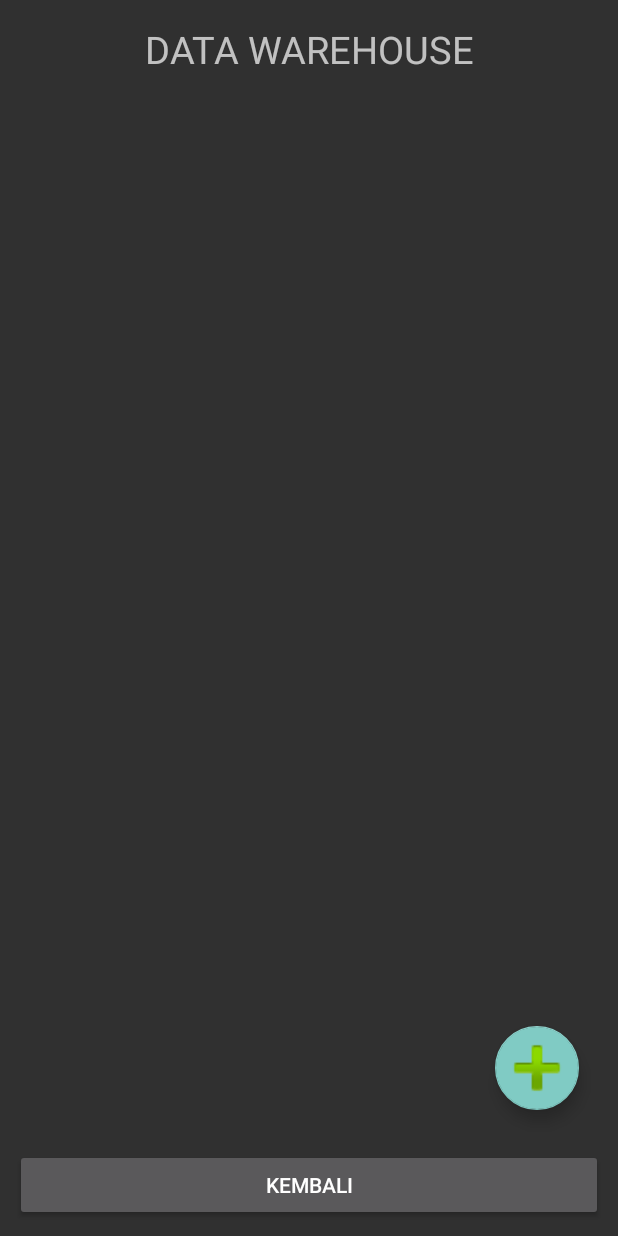
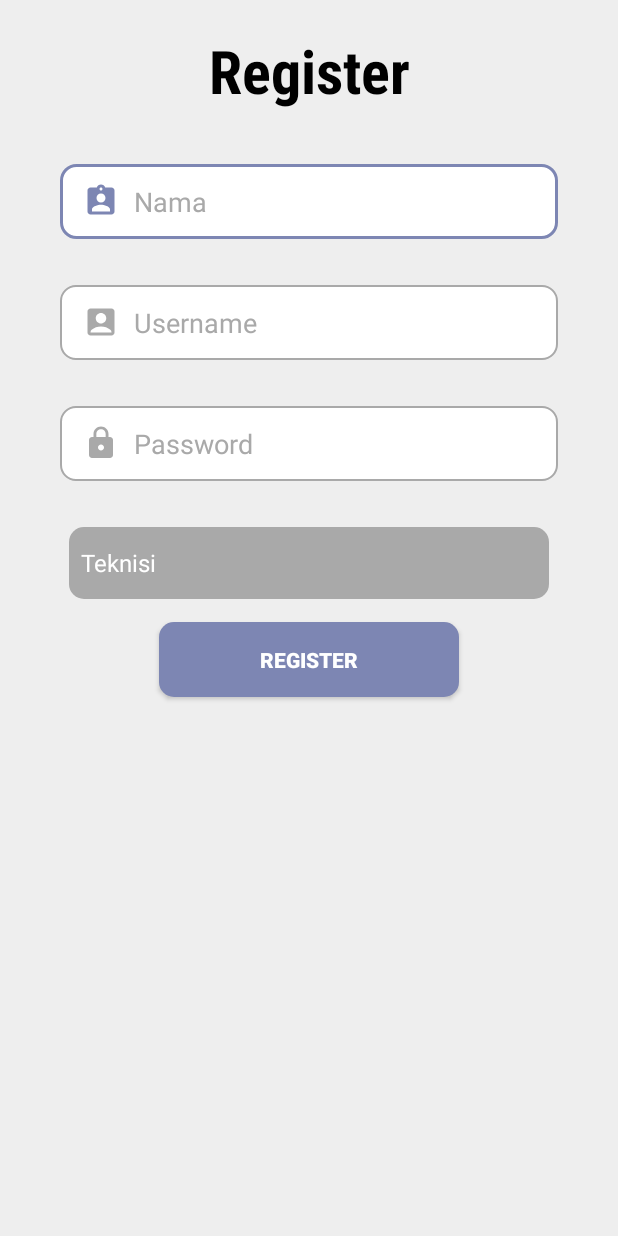
Before and after one commit to briant24/ManajemenBengkel, an Android app: the screen it shows after launch (ListItem before the commit, RegisterActivity after it), on a phone screen of 412 x 824 dp. Run offline under Robolectric (Android 15) with nearby library versions, the phone set to English and light mode, and no system bars.

Commit message:
Half Register Activity

```diff
--- a/app/src/main/AndroidManifest.xml
+++ b/app/src/main/AndroidManifest.xml
@@ -14,13 +14,16 @@
         android:theme="@style/Theme.AppCompat.NoActionBar"
         android:usesCleartextTraffic="true">
         <activity
+            android:name=".ListItem"
+            android:exported="true" />
+        <activity
             android:name=".FormWarehouse"
             android:exported="true" />
         <activity
             android:name=".MainActivity"
             android:exported="true" />
         <activity
-            android:name=".ListItem"
+            android:name=".RegisterActivity"
             android:exported="true">
             <intent-filter>
                 <action android:name="android.intent.action.MAIN" />
--- /dev/null
+++ b/app/src/main/java/com/michi/manajemenbengkel/gold/RegisterActivity.java
@@ -0,0 +1,20 @@
+package com.michi.manajemenbengkel.gold;
+
+import androidx.appcompat.app.AppCompatActivity;
+
+import android.os.Bundle;
+import android.widget.ArrayAdapter;
+import android.widget.Spinner;
+
+public class RegisterActivity extends AppCompatActivity {
+
+    @Override
+    protected void onCreate(Bundle savedInstanceState) {
+        super.onCreate(savedInstanceState);
+        setContentView(R.layout.activity_register);
+        Spinner dropdown = findViewById(R.id.spinner);
+        String[] items = new String[]{"Teknisi", "Admin Warehouse", "Kasir"};
+        ArrayAdapter<String> adapter = new ArrayAdapter<>(this, android.R.layout.simple_spinner_dropdown_item, items);
+        dropdown.setAdapter(adapter);
+    }
+}
--- /dev/null
+++ b/app/src/main/res/drawable-v24/ic_nama_focused.xml
@@ -0,0 +1,10 @@
+<vector xmlns:android="http://schemas.android.com/apk/res/android"
+    android:width="24dp"
+    android:height="24dp"
+    android:viewportWidth="24"
+    android:viewportHeight="24"
+    android:tint="@color/accent_apk">
+  <path
+      android:fillColor="@android:color/darker_gray"
+      android:pathData="M19,3h-4.18C14.4,1.84 13.3,1 12,1c-1.3,0 -2.4,0.84 -2.82,2L5,3c-1.1,0 -2,0.9 -2,2v14c0,1.1 0.9,2 2,2h14c1.1,0 2,-0.9 2,-2L21,5c0,-1.1 -0.9,-2 -2,-2zM12,3c0.55,0 1,0.45 1,1s-0.45,1 -1,1 -1,-0.45 -1,-1 0.45,-1 1,-1zM12,7c1.66,0 3,1.34 3,3s-1.34,3 -3,3 -3,-1.34 -3,-3 1.34,-3 3,-3zM18,19L6,19v-1.4c0,-2 4,-3.1 6,-3.1s6,1.1 6,3.1L18,19z"/>
+</vector>
--- /dev/null
+++ b/app/src/main/res/drawable/custom_button.xml
@@ -0,0 +1,7 @@
+<?xml version="1.0" encoding="utf-8"?>
+<shape xmlns:android="http://schemas.android.com/apk/res/android">
+
+    <solid android:color="@color/accent_apk"/>
+    <corners android:radius="10dp"/>
+
+</shape>
--- /dev/null
+++ b/app/src/main/res/drawable/custom_ic_nama.xml
@@ -0,0 +1,7 @@
+<?xml version="1.0" encoding="utf-8"?>
+<selector xmlns:android="http://schemas.android.com/apk/res/android">
+
+    <item android:state_focused="true" android:drawable="@drawable/ic_nama_focused"/>
+    <item android:state_focused="false" android:drawable="@drawable/ic_nama"/>
+
+</selector>
--- /dev/null
+++ b/app/src/main/res/drawable/custom_ic_password.xml
@@ -0,0 +1,7 @@
+<?xml version="1.0" encoding="utf-8"?>
+<selector xmlns:android="http://schemas.android.com/apk/res/android">
+
+    <item android:state_focused="true" android:drawable="@drawable/ic_password_focused"/>
+    <item android:state_focused="false" android:drawable="@drawable/ic_password"/>
+
+</selector>
--- /dev/null
+++ b/app/src/main/res/drawable/custom_ic_username.xml
@@ -0,0 +1,7 @@
+<?xml version="1.0" encoding="utf-8"?>
+<selector xmlns:android="http://schemas.android.com/apk/res/android">
+
+    <item android:state_focused="true" android:drawable="@drawable/ic_username_focused"/>
+    <item android:state_focused="false" android:drawable="@drawable/ic_username"/>
+
+</selector>
--- /dev/null
+++ b/app/src/main/res/drawable/custom_input.xml
@@ -0,0 +1,19 @@
+<?xml version="1.0" encoding="utf-8"?>
+<selector xmlns:android="http://schemas.android.com/apk/res/android">
+
+    <item android:state_enabled="true" android:state_focused="true">
+        <shape android:shape="rectangle">
+            <solid android:color="@color/white"/>
+            <corners android:radius="10dp"/>
+            <stroke android:color="@color/accent_apk" android:width="2dp"/>
+        </shape>
+    </item>
+
+    <item android:state_enabled="true">
+        <shape android:shape="rectangle">
+            <solid android:color="@color/white"/>
+            <corners android:radius="10dp"/>
+            <stroke android:color="@color/darker_gray" android:width="1dp"/>
+        </shape>
+    </item>
+</selector>
--- /dev/null
+++ b/app/src/main/res/drawable/custom_spinner.xml
@@ -0,0 +1,13 @@
+<?xml version="1.0" encoding="utf-8"?>
+<selector xmlns:android="http://schemas.android.com/apk/res/android">
+    <item>
+        <layer-list>
+            <item>
+                <shape android:shape="rectangle">
+                    <solid android:color="@color/darker_gray"/>
+                    <corners android:radius="10dp"/>
+                </shape>
+            </item>
+        </layer-list>
+    </item>
+</selector>
--- /dev/null
+++ b/app/src/main/res/drawable/ic_nama.xml
@@ -0,0 +1,10 @@
+<vector xmlns:android="http://schemas.android.com/apk/res/android"
+    android:width="24dp"
+    android:height="24dp"
+    android:viewportWidth="24"
+    android:viewportHeight="24"
+    android:tint="@color/darker_gray">
+  <path
+      android:fillColor="@android:color/darker_gray"
+      android:pathData="M19,3h-4.18C14.4,1.84 13.3,1 12,1c-1.3,0 -2.4,0.84 -2.82,2L5,3c-1.1,0 -2,0.9 -2,2v14c0,1.1 0.9,2 2,2h14c1.1,0 2,-0.9 2,-2L21,5c0,-1.1 -0.9,-2 -2,-2zM12,3c0.55,0 1,0.45 1,1s-0.45,1 -1,1 -1,-0.45 -1,-1 0.45,-1 1,-1zM12,7c1.66,0 3,1.34 3,3s-1.34,3 -3,3 -3,-1.34 -3,-3 1.34,-3 3,-3zM18,19L6,19v-1.4c0,-2 4,-3.1 6,-3.1s6,1.1 6,3.1L18,19z"/>
+</vector>
--- /dev/null
+++ b/app/src/main/res/drawable/ic_password.xml
@@ -0,0 +1,10 @@
+<vector xmlns:android="http://schemas.android.com/apk/res/android"
+    android:width="24dp"
+    android:height="24dp"
+    android:viewportWidth="24"
+    android:viewportHeight="24"
+    android:tint="@color/darker_gray">
+  <path
+      android:fillColor="@android:color/darker_gray"
+      android:pathData="M18,8h-1L17,6c0,-2.76 -2.24,-5 -5,-5S7,3.24 7,6v2L6,8c-1.1,0 -2,0.9 -2,2v10c0,1.1 0.9,2 2,2h12c1.1,0 2,-0.9 2,-2L20,10c0,-1.1 -0.9,-2 -2,-2zM12,17c-1.1,0 -2,-0.9 -2,-2s0.9,-2 2,-2 2,0.9 2,2 -0.9,2 -2,2zM15.1,8L8.9,8L8.9,6c0,-1.71 1.39,-3.1 3.1,-3.1 1.71,0 3.1,1.39 3.1,3.1v2z"/>
+</vector>
--- /dev/null
+++ b/app/src/main/res/drawable/ic_password_focused.xml
@@ -0,0 +1,10 @@
+<vector xmlns:android="http://schemas.android.com/apk/res/android"
+    android:width="24dp"
+    android:height="24dp"
+    android:viewportWidth="24"
+    android:viewportHeight="24"
+    android:tint="@color/accent_apk">
+  <path
+      android:fillColor="@android:color/darker_gray"
+      android:pathData="M18,8h-1L17,6c0,-2.76 -2.24,-5 -5,-5S7,3.24 7,6v2L6,8c-1.1,0 -2,0.9 -2,2v10c0,1.1 0.9,2 2,2h12c1.1,0 2,-0.9 2,-2L20,10c0,-1.1 -0.9,-2 -2,-2zM12,17c-1.1,0 -2,-0.9 -2,-2s0.9,-2 2,-2 2,0.9 2,2 -0.9,2 -2,2zM15.1,8L8.9,8L8.9,6c0,-1.71 1.39,-3.1 3.1,-3.1 1.71,0 3.1,1.39 3.1,3.1v2z"/>
+</vector>
--- /dev/null
+++ b/app/src/main/res/drawable/ic_username.xml
@@ -0,0 +1,10 @@
+<vector xmlns:android="http://schemas.android.com/apk/res/android"
+    android:width="24dp"
+    android:height="24dp"
+    android:viewportWidth="24"
+    android:viewportHeight="24"
+    android:tint="@color/darker_gray">
+  <path
+      android:fillColor="@android:color/darker_gray"
+      android:pathData="M19,3H5C3.9,3 3,3.9 3,5v14c0,1.1 0.9,2 2,2h14c1.1,0 2,-0.9 2,-2V5C21,3.9 20.1,3 19,3zM12,6c1.93,0 3.5,1.57 3.5,3.5c0,1.93 -1.57,3.5 -3.5,3.5s-3.5,-1.57 -3.5,-3.5C8.5,7.57 10.07,6 12,6zM19,19H5v-0.23c0,-0.62 0.28,-1.2 0.76,-1.58C7.47,15.82 9.64,15 12,15s4.53,0.82 6.24,2.19c0.48,0.38 0.76,0.97 0.76,1.58V19z"/>
+</vector>
--- /dev/null
+++ b/app/src/main/res/drawable/ic_username_focused.xml
@@ -0,0 +1,10 @@
+<vector xmlns:android="http://schemas.android.com/apk/res/android"
+    android:width="24dp"
+    android:height="24dp"
+    android:viewportWidth="24"
+    android:viewportHeight="24"
+    android:tint="@color/accent_apk">
+  <path
+      android:fillColor="@android:color/darker_gray"
+      android:pathData="M19,3H5C3.9,3 3,3.9 3,5v14c0,1.1 0.9,2 2,2h14c1.1,0 2,-0.9 2,-2V5C21,3.9 20.1,3 19,3zM12,6c1.93,0 3.5,1.57 3.5,3.5c0,1.93 -1.57,3.5 -3.5,3.5s-3.5,-1.57 -3.5,-3.5C8.5,7.57 10.07,6 12,6zM19,19H5v-0.23c0,-0.62 0.28,-1.2 0.76,-1.58C7.47,15.82 9.64,15 12,15s4.53,0.82 6.24,2.19c0.48,0.38 0.76,0.97 0.76,1.58V19z"/>
+</vector>
--- /dev/null
+++ b/app/src/main/res/layout/activity_register.xml
@@ -0,0 +1,94 @@
+<?xml version="1.0" encoding="utf-8"?>
+<RelativeLayout xmlns:android="http://schemas.android.com/apk/res/android"
+    xmlns:app="http://schemas.android.com/apk/res-auto"
+    xmlns:tools="http://schemas.android.com/tools"
+    android:layout_width="match_parent"
+    android:layout_height="match_parent"
+    android:background="@color/background"
+    tools:context=".RegisterActivity">
+
+    <TextView
+        android:id="@+id/register"
+        android:layout_width="match_parent"
+        android:textSize="40dp"
+        android:fontFamily="sans-serif-condensed"
+        android:padding="20dp"
+        android:textStyle="bold"
+        android:textColor="@color/black"
+        android:gravity="center"
+        android:layout_height="wrap_content"
+        android:text="Register" />
+
+    <EditText
+        android:id="@+id/etNamaReg"
+        android:background="@drawable/custom_input"
+        android:layout_below="@id/register"
+        android:layout_width="match_parent"
+        android:layout_height="50dp"
+        android:layout_marginVertical="15dp"
+        android:layout_marginHorizontal="40dp"
+        android:ems="10"
+        android:textColor="@color/darker_gray"
+        android:textColorHint="@color/darker_gray"
+        android:inputType="textPersonName"
+        android:drawableStart="@drawable/custom_ic_nama"
+        android:drawablePadding="10dp"
+        android:paddingStart="15dp"
+        android:hint="Nama" />
+
+    <EditText
+        android:id="@+id/etUserReg"
+        android:background="@drawable/custom_input"
+        android:layout_below="@id/etNamaReg"
+        android:layout_width="match_parent"
+        android:layout_height="50dp"
+        android:layout_marginVertical="15dp"
+        android:layout_marginHorizontal="40dp"
+        android:ems="10"
+        android:textColor="@color/darker_gray"
+        android:textColorHint="@color/darker_gray"
+        android:inputType="textPersonName"
+        android:drawableStart="@drawable/custom_ic_username"
+        android:drawablePadding="10dp"
+        android:paddingStart="15dp"
+        android:hint="Username" />
+
+    <EditText
+        android:id="@+id/etPasswordReg"
+        android:background="@drawable/custom_input"
+        android:layout_below="@id/etUserReg"
+        android:layout_width="match_parent"
+        android:layout_height="50dp"
+        android:layout_marginVertical="15dp"
+        android:layout_marginHorizontal="40dp"
+        android:ems="10"
+        android:textColor="@color/darker_gray"
+        android:textColorHint="@color/darker_gray"
+        android:inputType="textPassword"
+        android:drawableStart="@drawable/custom_ic_password"
+        android:drawablePadding="10dp"
+        android:paddingStart="15dp"
+        android:hint="Password" />
+
+    <Spinner
+        android:id="@+id/spinner"
+        android:background="@drawable/custom_spinner"
+        android:layout_below="@id/etPasswordReg"
+        android:layout_marginHorizontal="40dp"
+        android:textAlignment="center"
+        android:layout_centerHorizontal="true"
+        android:layout_margin="15dp"
+        android:layout_width="320dp"
+        android:layout_height="wrap_content" />
+
+    <Button
+        android:id="@+id/btnReg"
+        android:layout_below="@id/spinner"
+        android:background="@drawable/custom_button"
+        android:layout_centerHorizontal="true"
+        android:textStyle="bold"
+        android:layout_width="200dp"
+        android:layout_height="50dp"
+        android:text="REGISTER" />
+
+</RelativeLayout>
--- a/app/src/main/res/values/colors.xml
+++ b/app/src/main/res/values/colors.xml
@@ -6,5 +6,8 @@
     <color name="teal_200">#FF03DAC5</color>
     <color name="teal_700">#FF018786</color>
     <color name="black">#FF000000</color>
+    <color name="background">#EEEEEE</color>
+    <color name="darker_gray">#a9a9a9</color>
     <color name="white">#FFFFFFFF</color>
+    <color name="accent_apk">#7d86b3</color>
 </resources>
```
